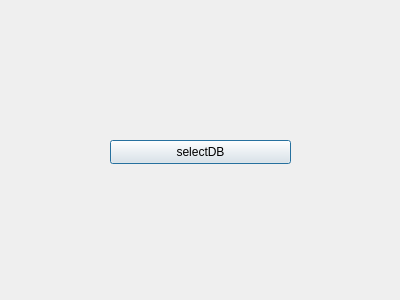
Qt form ui/secondWindow.ui (BibekTripathy/PlantCareApp) before a commit.
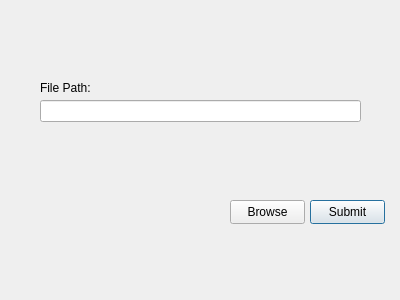
The same form after that commit.

Commit message: Finished the framework for the filw browsing window

Patch:
```diff
--- a/ui/secondWindow.ui
+++ b/ui/secondWindow.ui
@@ -13,17 +13,53 @@
   <property name="windowTitle">
    <string>Dialog</string>
   </property>
-  <widget class="QPushButton" name="selectDB">
+  <widget class="QLabel" name="FP_Label">
    <property name="geometry">
     <rect>
-     <x>110</x>
-     <y>140</y>
-     <width>181</width>
+     <x>40</x>
+     <y>80</y>
+     <width>61</width>
+     <height>16</height>
+    </rect>
+   </property>
+   <property name="text">
+    <string>File Path:</string>
+   </property>
+  </widget>
+  <widget class="QPushButton" name="SubBtn">
+   <property name="geometry">
+    <rect>
+     <x>310</x>
+     <y>200</y>
+     <width>75</width>
      <height>24</height>
     </rect>
    </property>
    <property name="text">
-    <string>selectDB</string>
+    <string>Submit</string>
+   </property>
+  </widget>
+  <widget class="QPushButton" name="BrowseBtn">
+   <property name="geometry">
+    <rect>
+     <x>230</x>
+     <y>200</y>
+     <width>75</width>
+     <height>24</height>
+    </rect>
+   </property>
+   <property name="text">
+    <string>Browse</string>
+   </property>
+  </widget>
+  <widget class="QLineEdit" name="FP_Box">
+   <property name="geometry">
+    <rect>
+     <x>40</x>
+     <y>100</y>
+     <width>321</width>
+     <height>22</height>
+    </rect>
    </property>
   </widget>
  </widget>
```
The commit also changes 2 other files.
